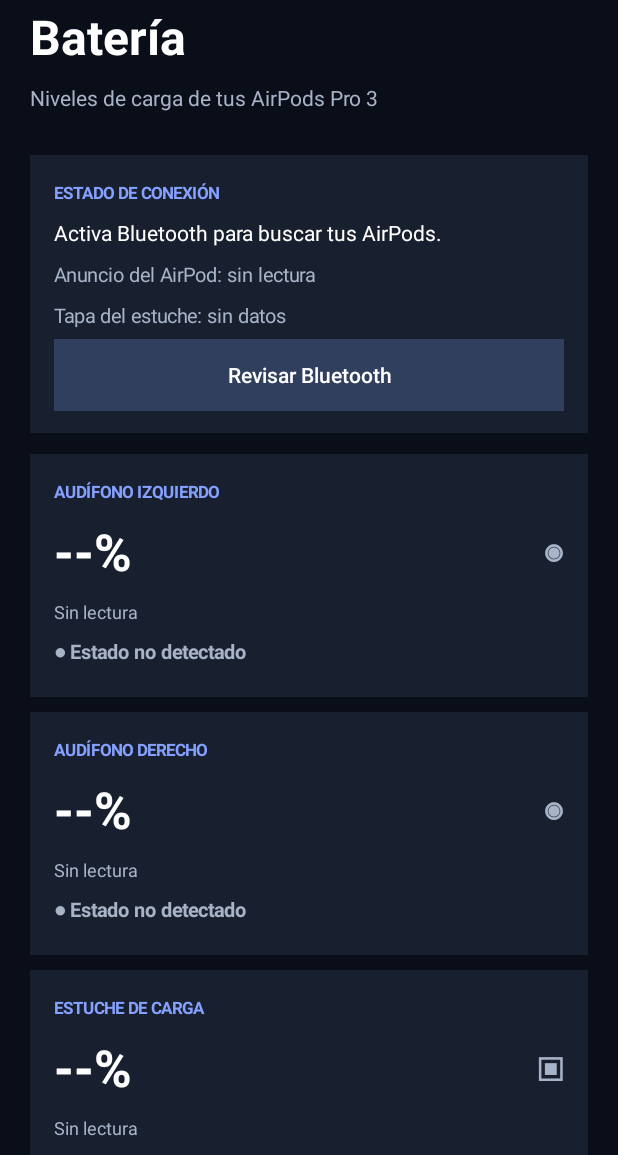
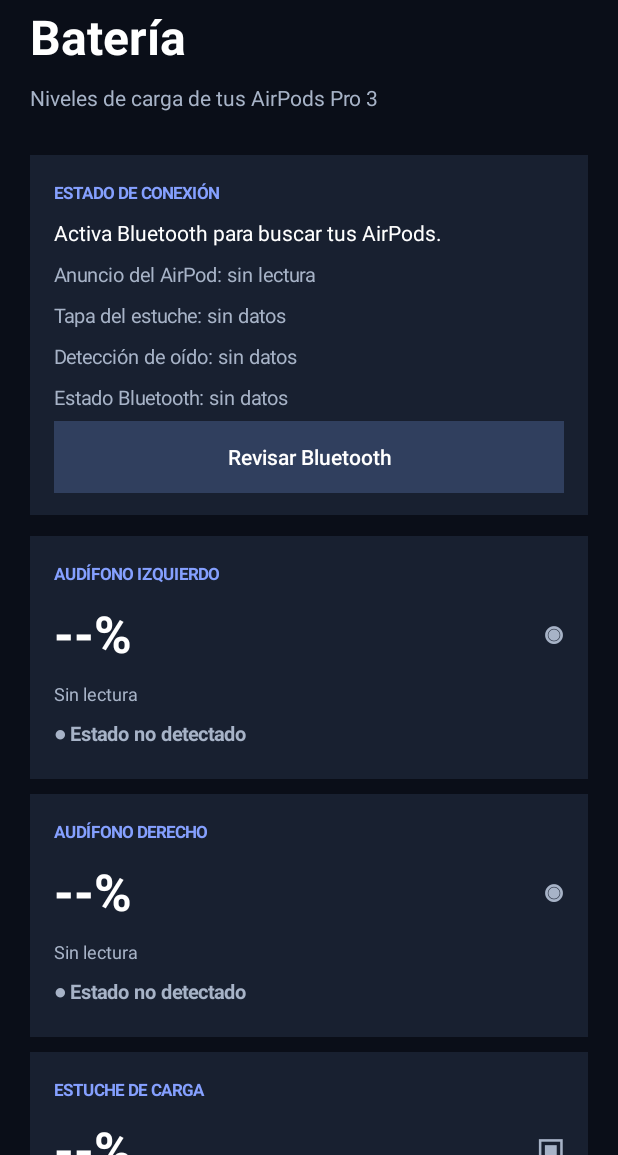
Before and after one commit to lapor9378-cmd/AirPods-Ultimate-Android, an Android app: the screen it shows after launch (MainActivity), on a phone screen of 412 x 824 dp, the part 81-1236 px from its top. Run offline under Robolectric (Android 15) with nearby library versions, the phone set to English and light mode, and no system bars.

Commit message:
v0.6.0: display BLE ear detection and real connection state

```diff
--- a/app/src/main/java/com/airpodsultimate/MainActivity.kt
+++ b/app/src/main/java/com/airpodsultimate/MainActivity.kt
@@ -40,6 +40,8 @@ class MainActivity : ComponentActivity() {
     private lateinit var caseStatus: TextView
     private lateinit var advertiserStatus: TextView
     private lateinit var lidStatus: TextView
+    private lateinit var earStatus: TextView
+    private lateinit var linkStatus: TextView
     private lateinit var updated: TextView
     private lateinit var scanButton: Button
 
@@ -114,6 +116,10 @@ class MainActivity : ComponentActivity() {
         lidStatus = text("Tapa del estuche: sin datos", 13, secondary)
         statusCard.addView(advertiserStatus)
         statusCard.addView(lidStatus)
+        earStatus = text("Detección de oído: esperando datos…", 13, secondary)
+        linkStatus = text("Estado Bluetooth: esperando datos…", 13, secondary)
+        statusCard.addView(earStatus)
+        statusCard.addView(linkStatus)
         scanButton = button("Buscar AirPods") { requestScanPermissions() }
         statusCard.addView(scanButton)
         content.addView(statusCard)
@@ -129,7 +135,7 @@ class MainActivity : ComponentActivity() {
         val note = card()
         note.addView(text("LECTURAS REALES", 11, accent, true))
         note.addView(text(
-            "Los datos se leen de anuncios Bluetooth y pueden llegar en pasos de 10%. La posición individual izquierda/derecha queda sin confirmar cuando el anuncio no permite distinguir cada audífono. No se inventan estados.",
+            "Los datos se leen de anuncios BLE. La detección de oído y el estado de conexión se interpretan desde el protocolo de proximidad. El indicador dentro/fuera del estuche corresponde al audífono que emite el anuncio, no identifica por sí solo izquierda o derecha.",
             13, secondary
         ))
         updated = text("Todavía no se ha recibido una lectura.", 12, secondary)
@@ -142,7 +148,7 @@ class MainActivity : ComponentActivity() {
         modes.addView(text("No disponibles en esta compilación. Requieren implementar el canal de control AACP de LibrePods. El escaneo BLE no puede cambiar estos modos.", 13, secondary))
         content.addView(modes)
         content.addView(space(18))
-        content.addView(text("Versión 0.5.0", 11, secondary))
+        content.addView(text("Versión 0.6.0", 11, secondary))
         showBattery(null)
     }
 
@@ -184,6 +190,8 @@ class MainActivity : ComponentActivity() {
             setPosition(rightPosition, null)
             advertiserStatus.text = "Anuncio del AirPod: sin lectura"
             lidStatus.text = "Tapa del estuche: sin datos"
+            earStatus.text = "Detección de oído: sin datos"
+            linkStatus.text = "Estado Bluetooth: sin datos"
             caseStatus.text = "Sin lectura"
             return
         }
@@ -204,8 +212,10 @@ class MainActivity : ComponentActivity() {
             false -> "Tapa del estuche: cerrada"
             null -> "Tapa del estuche: sin datos"
         }
+        earStatus.text = "Detección de oído · Izq: " + (if (data.leftInEar) "puesto" else "fuera") + " · Der: " + (if (data.rightInEar) "puesto" else "fuera")
+        linkStatus.text = "Estado Bluetooth: " + data.connectionState + if (data.paired) " · emparejado" else " · no emparejado"
         caseStatus.text = chargeText(data.case)
-        scanStatus.text = "AirPods Pro 3 detectados · señal Bluetooth " + data.rssi + " dBm"
+        scanStatus.text = "Anuncio AirPods Pro 3 detectado · " + data.connectionState + " · señal " + data.rssi + " dBm"
         scanButton.text = "Buscando automáticamente"
         updated.text = "Última lectura: ahora. Los valores se actualizan al recibir otra señal."
     }
```
